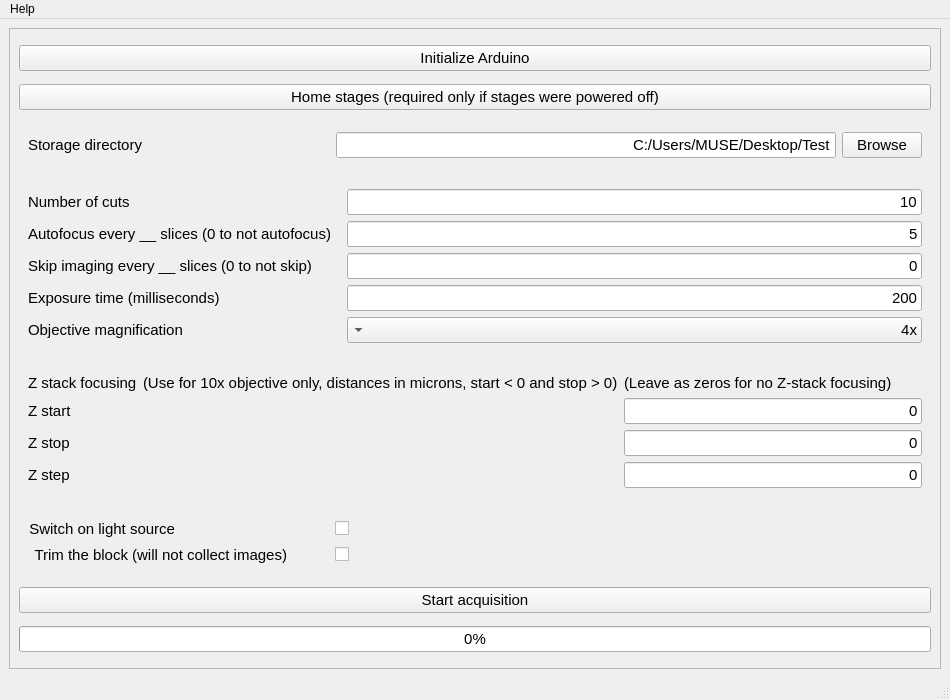
The window that ui files/mainwindow.ui (ckolluru/3D-MUSE-acquire) describes before a commit, drawn with Qt 5.
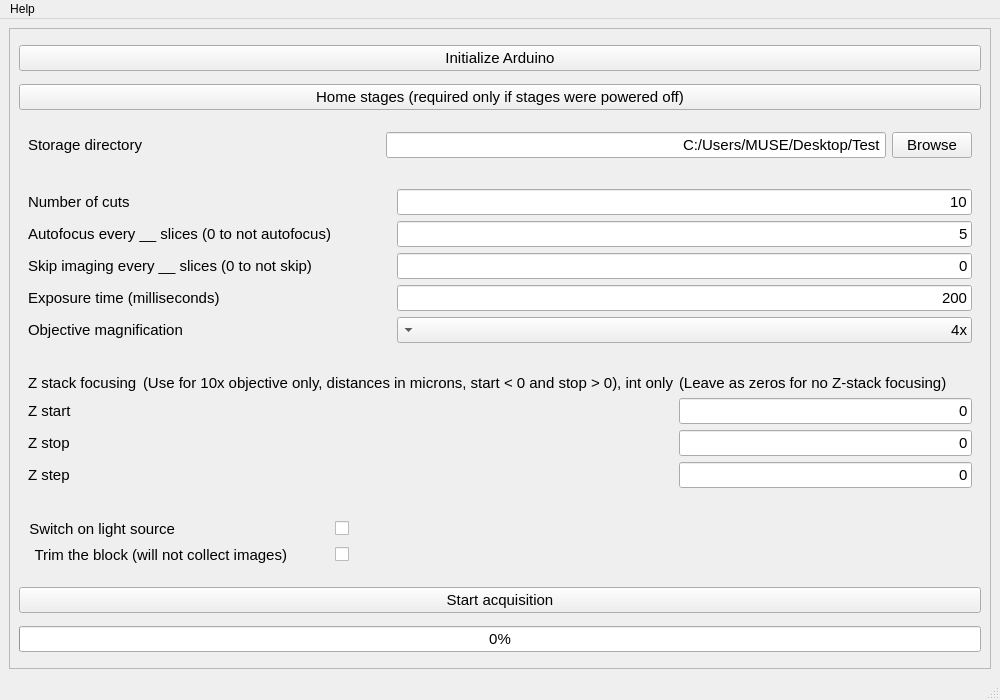
The same window after the commit.

Commit message: widget enable disable

```diff
--- a/ui files/mainwindow.ui
+++ b/ui files/mainwindow.ui
@@ -6,7 +6,7 @@
    <rect>
     <x>0</x>
     <y>0</y>
-    <width>950</width>
+    <width>1000</width>
     <height>700</height>
    </rect>
   </property>
@@ -18,7 +18,7 @@
   </property>
   <property name="minimumSize">
    <size>
-    <width>950</width>
+    <width>1000</width>
     <height>700</height>
    </size>
   </property>
@@ -46,7 +46,7 @@
         <rect>
          <x>0</x>
          <y>0</y>
-         <width>930</width>
+         <width>980</width>
          <height>639</height>
         </rect>
        </property>
@@ -618,7 +618,7 @@
               </font>
              </property>
              <property name="text">
-              <string>(Use for 10x objective only, distances in microns, start &lt; 0 and stop &gt; 0)</string>
+              <string>(Use for 10x objective only, distances in microns, start &lt; 0 and stop &gt; 0), int only</string>
              </property>
             </widget>
            </item>
@@ -773,7 +773,7 @@
     <rect>
      <x>0</x>
      <y>0</y>
-     <width>950</width>
+     <width>1000</width>
      <height>21</height>
     </rect>
    </property>
```
The commit also changes 1 other file.
